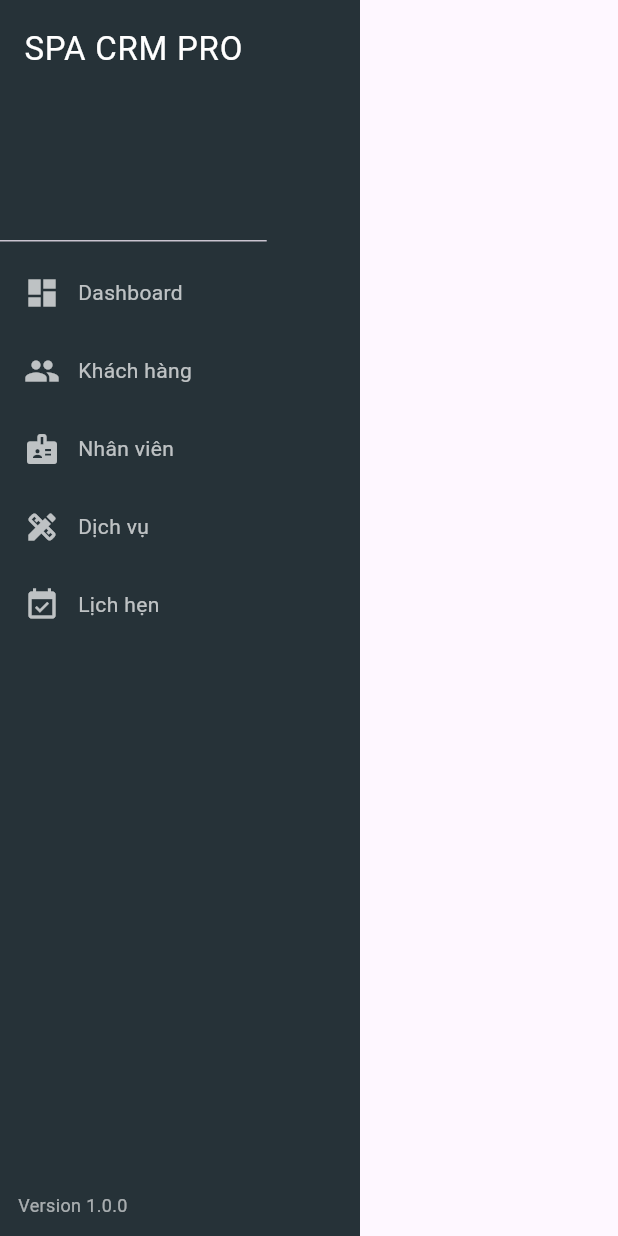
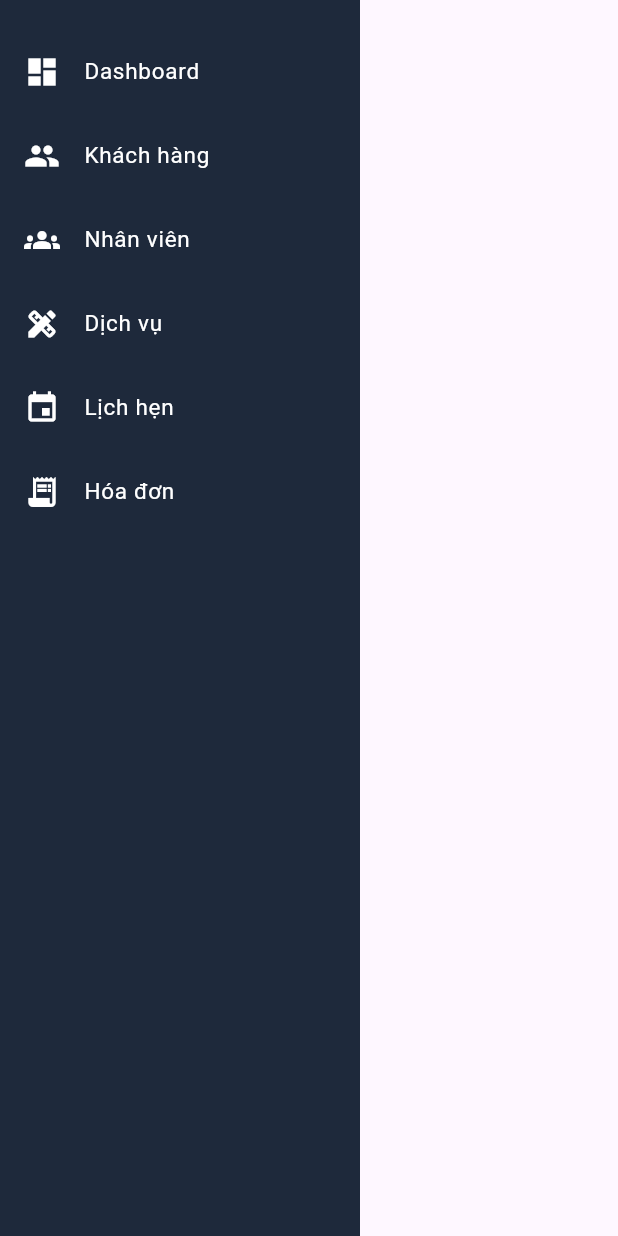
Before and after one commit to conlele0201/spa-crm-pro, a Flutter app: the Sidebar widget shown alone on an empty page, opened directly with empty values, on a phone screen of 412 x 824 dp. Run offline on Flutter 3.47's test engine with Material 3 defaults, Android fonts, the phone set to English and light mode, and no system bars; our stand-ins replace supabase_flutter; accounts and stored records are empty; statements that could not run were skipped.

Commit message:
Update sidebar.dart

```diff
--- a/frontend/lib/widgets/sidebar.dart
+++ b/frontend/lib/widgets/sidebar.dart
@@ -1,96 +1,68 @@
 import 'package:flutter/material.dart';
-import '../screens/dashboard_screen.dart';
-import '../screens/customers_screen.dart';
-import '../screens/staff_screen.dart';
-import '../screens/service_screen.dart';
-import '../screens/appointment_screen.dart';
 
 class Sidebar extends StatelessWidget {
-  final Function(Widget) onSelectScreen;
+  final Function(String) onNavigate;
 
   const Sidebar({
     super.key,
-    required this.onSelectScreen,
+    required this.onNavigate,
   });
 
   @override
   Widget build(BuildContext context) {
     return Container(
       width: 240,
-      color: Colors.blueGrey.shade900,
-      child: Column(
-        crossAxisAlignment: CrossAxisAlignment.start,
+      color: const Color(0xFF1E293B),
+      child: ListView(
         children: [
-          const DrawerHeader(
-            child: Text(
-              "SPA CRM PRO",
-              style: TextStyle(color: Colors.white, fontSize: 22),
-            ),
-          ),
-
-          _item(
+          const SizedBox(height: 20),
+          _menuItem(
             icon: Icons.dashboard,
             label: "Dashboard",
-            onTap: () => onSelectScreen(const DashboardScreen()),
+            page: "dashboard",
           ),
-
-          _item(
+          _menuItem(
             icon: Icons.people,
             label: "Khách hàng",
-            onTap: () => onSelectScreen(const CustomersScreen()),
+            page: "customers",
           ),
-
-          _item(
-            icon: Icons.badge,
+          _menuItem(
+            icon: Icons.groups,
             label: "Nhân viên",
-            onTap: () => onSelectScreen(const StaffScreen()),
+            page: "staff",
           ),
-
-          _item(
+          _menuItem(
             icon: Icons.design_services,
             label: "Dịch vụ",
-            onTap: () => onSelectScreen(const ServiceScreen()),
+            page: "services",
           ),
-
-          _item(
-            icon: Icons.event_available,
+          _menuItem(
+            icon: Icons.event,
             label: "Lịch hẹn",
-            onTap: () => onSelectScreen(
-              const AppointmentScreen(spaId: "spa-demo-123"),
-            ),
+            page: "appointments",
           ),
-
-          const Spacer(),
-
-          const Padding(
-            padding: EdgeInsets.all(12),
-            child: Text(
-              "Version 1.0.0",
-              style: TextStyle(color: Colors.white60, fontSize: 12),
-            ),
+          _menuItem(
+            icon: Icons.receipt_long,
+            label: "Hóa đơn",
+            page: "billing",        // ← THÊM MỤC BILLING Ở ĐÂY
           ),
         ],
       ),
     );
   }
 
-  Widget _item({
+  Widget _menuItem({
     required IconData icon,
     required String label,
-    required VoidCallback onTap,
+    required String page,
   }) {
-    return InkWell(
-      onTap: onTap,
-      child: Container(
-        padding: const EdgeInsets.symmetric(horizontal: 16, vertical: 14),
-        child: Row(
-          children: [
-            Icon(icon, color: Colors.white70),
-            const SizedBox(width: 12),
-            Text(label, style: const TextStyle(color: Colors.white70)),
-          ],
-        ),
+    return ListTile(
+      leading: Icon(icon, color: Colors.white),
+      title: Text(
+        label,
+        style: const TextStyle(color: Colors.white, fontSize: 15),
       ),
+      onTap: () => onNavigate(page),
     );
   }
 }
```
